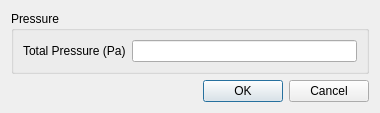
Qt form view/setup/boundary_conditions/pressure_inlet_dialog.ui (nextfoam/baram) before a commit.
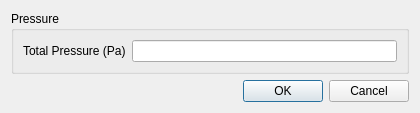
The same form after that commit.

Patch:
```diff
--- a/view/setup/boundary_conditions/pressure_inlet_dialog.ui
+++ b/view/setup/boundary_conditions/pressure_inlet_dialog.ui
@@ -6,13 +6,13 @@
    <rect>
     <x>0</x>
     <y>0</y>
-    <width>380</width>
+    <width>420</width>
     <height>112</height>
    </rect>
   </property>
   <property name="minimumSize">
    <size>
-    <width>380</width>
+    <width>420</width>
     <height>0</height>
    </size>
   </property>
```
